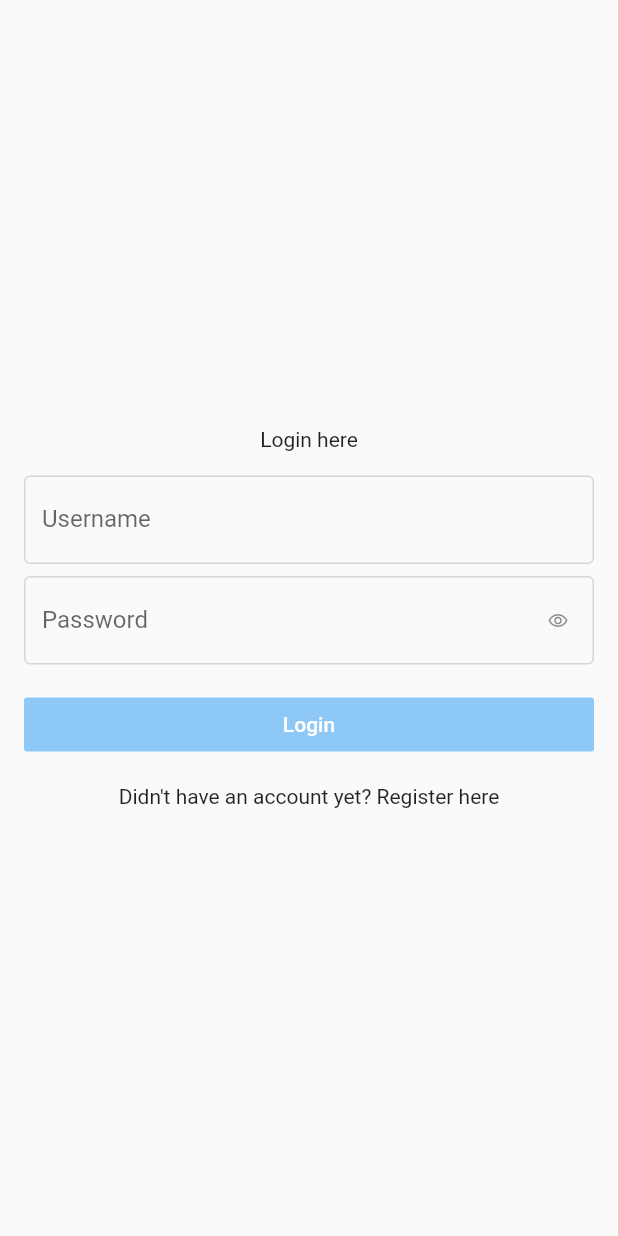
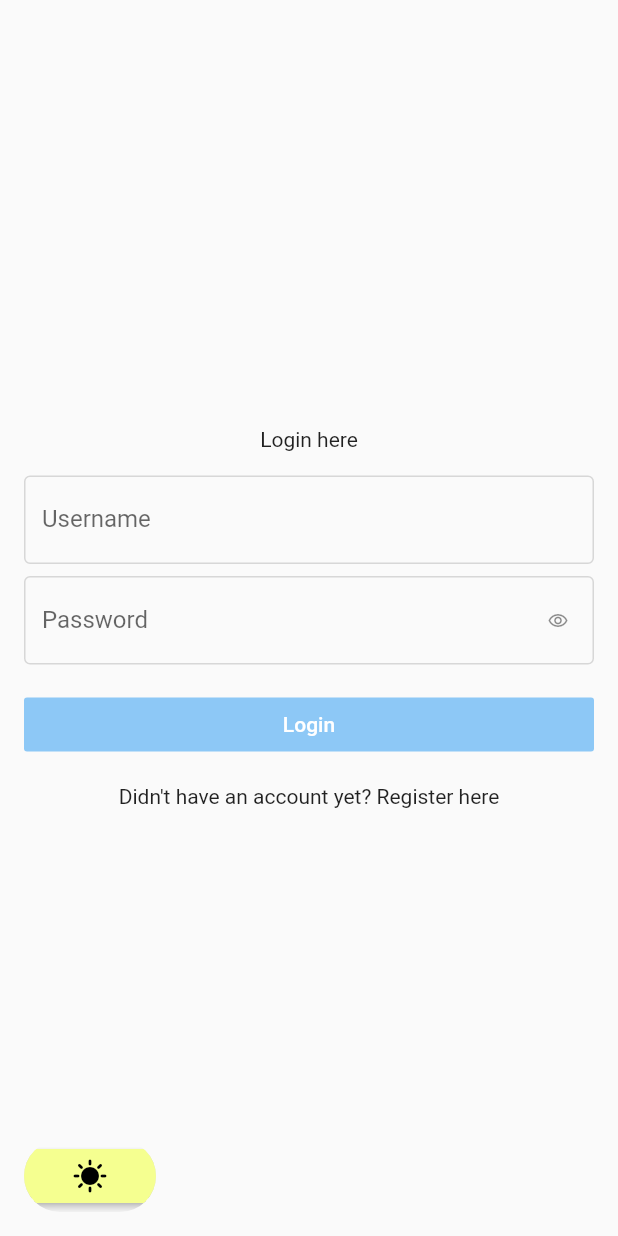
Before and after one commit to blackmenthor/sample-clean-arch, a Flutter app: the screen it shows after launch, on a phone screen of 412 x 824 dp. Run offline on Flutter 3.47's test engine with Material 2 defaults, Android fonts, the phone set to English and light mode, and no system bars; our stand-ins replace bloc, connectivity_plus, dio, fancy_shimmer_image, flutter_bloc, freezed_annotation and 7 more; accounts and stored records are empty; generated files the repository leaves out were written again.

Commit message:
basic functionalities complete

```diff
--- a/lib/app/view/app.dart
+++ b/lib/app/view/app.dart
@@ -5,6 +5,7 @@ import 'package:flutter_clean_arch/app/cubit/state.dart';
 import 'package:flutter_clean_arch/core/di/di.dart';
 import 'package:flutter_clean_arch/core/router/router.dart';
 import 'package:flutter_clean_arch/l10n/l10n.dart';
+import 'package:flutter_clean_arch/ui/extensions/context_extensions.dart';
 import 'package:flutter_clean_arch/ui/theme/theme.dart';
 import 'package:flutter_localizations/flutter_localizations.dart';
 
@@ -15,6 +16,28 @@ class App extends StatelessWidget {
 
   AppTheme get theme => AppTheme();
   final appCubit = locator.get<AppCubit>();
+
+  Widget btn(BuildContext ctx) {
+    return Positioned(
+      left: 16.0,
+      bottom: 16.0,
+      child: ClipRRect(
+        borderRadius: BorderRadius.circular(96),
+        child: IntrinsicWidth(
+          child: MaterialButton(
+            onPressed: () => ctx.read<AppCubit>().toggleTheme(),
+            color: ctx.colors.primary,
+            child: Icon(
+              ctx.isDark
+                  ? Icons.star
+                  : Icons.sunny,
+              color: ctx.colors.onPrimary,
+            ),
+          ),
+        ),
+      ),
+    );
+  }
 
   @override
   Widget build(BuildContext context) {
@@ -38,6 +61,15 @@ class App extends StatelessWidget {
               ],
               supportedLocales: CleanLocalizations.supportedLocales,
               routerConfig: appRouter,
+              builder: (ctx, child) {
+                return Stack(
+                  alignment: Alignment.center,
+                  children: [
+                    child ?? Container(),
+                    btn(ctx),
+                  ],
+                );
+              },
             ),
           );
         },
--- a/lib/core/hive/hive_service.dart
+++ b/lib/core/hive/hive_service.dart
@@ -8,7 +8,6 @@ import 'package:path_provider/path_provider.dart';
 
 final hiveInstance = locator<HiveService>();
 
-// TODO: OPTIMIZE
 final hiveBoxNames = <Type, String>{
   Journal: 'Journal',
 };
--- a/lib/l10n/arb/app_en.arb
+++ b/lib/l10n/arb/app_en.arb
@@ -15,5 +15,6 @@
     "movieListPage": "Movie List Page",
     "noItemsAvailable": "No items available",
     "initializingApp": "Initializing App, please wait...",
-    "systemNotAvailable": "We're sorry, our servers are not available at the moment"
+    "systemNotAvailable": "We're sorry, our servers are not available at the moment",
+    "loginSuccess": "Logged in successfully!"
 }
--- a/lib/l10n/arb/app_es.arb
+++ b/lib/l10n/arb/app_es.arb
@@ -15,5 +15,6 @@
     "movieListPage": "[es] Movie List Page",
     "noItemsAvailable": "[es] No items available",
     "initializingApp": "[es] Initializing App, please wait...",
-    "systemNotAvailable": "[es] We're sorry, our servers are not available at the moment"
+    "systemNotAvailable": "[es] We're sorry, our servers are not available at the moment",
+    "loginSuccess": "[es] Logged in successfully!"
 }
--- a/lib/ui/components/base_loadable_scaffold.dart
+++ b/lib/ui/components/base_loadable_scaffold.dart
@@ -21,6 +21,7 @@ class BaseLoadableScaffold<T, R extends BaseLoadableCubit<T>>
     this.floatingActionButton,
     this.customLoadingWidget,
     this.onRetry,
+    this.appbarActions,
   }) : super(key: key);
 
   final Widget Function(BuildContext, T?)? builder;
@@ -32,11 +33,13 @@ class BaseLoadableScaffold<T, R extends BaseLoadableCubit<T>>
   final Widget? floatingActionButton;
   final Widget? customLoadingWidget;
   final void Function(BuildContext)? onRetry;
+  final List<Widget>? appbarActions;
 
   @override
   Widget build(BuildContext context) {
     return BaseScaffold(
       title: title,
+      appbarActions: appbarActions,
       floatingActionButton: floatingActionButton,
       appBarBottom: appBarBottom == null
           ? null
--- a/lib/ui/components/base_scaffold.dart
+++ b/lib/ui/components/base_scaffold.dart
@@ -9,12 +9,14 @@ class BaseScaffold extends StatelessWidget {
     this.title,
     this.appBarBottom,
     this.floatingActionButton,
+    this.appbarActions,
   }) : super(key: key);
 
   final String? title;
   final PreferredSizeWidget? appBarBottom;
   final Builder builder;
   final Widget? floatingActionButton;
+  final List<Widget>? appbarActions;
 
   bool get withAppbar => title != null || appBarBottom != null;
 
@@ -27,6 +29,7 @@ class BaseScaffold extends StatelessWidget {
             )
           : null,
       bottom: appBarBottom != null ? appBarBottom! : null,
+      actions: appbarActions,
     );
   }
 
--- a/lib/ui/theme/colors.dart
+++ b/lib/ui/theme/colors.dart
@@ -1,4 +1,6 @@
 import 'dart:ui';
+
+import 'package:flutter/material.dart';
 
 class AppColors {
   // light theme
@@ -7,6 +9,7 @@ class AppColors {
   static const Color maximumYellowRed = Color(0xFFFFC15E);
   static const Color orangePeel = Color(0xFFFF9F1C);
   static const Color midnightBlue = Color(0xFF080357);
+  static const Color black = Colors.black;
 
   // dark theme
   static const Color virdianGreen = Color(0xFF379392);
@@ -14,4 +17,5 @@ class AppColors {
   static const Color steelBlue = Color(0xFF4F86C6);
   static const Color blackChocolate = Color(0xFF28231C);
   static const Color darkLiverHorses = Color(0xFF513B3C);
+  static const Color white = Colors.white;
 }
--- a/lib/ui/theme/theme.dart
+++ b/lib/ui/theme/theme.dart
@@ -5,10 +5,10 @@ class AppTheme {
 
   ThemeData get darkTheme => ThemeData(
     colorScheme: ColorScheme(
-      onPrimary: AppColors.virdianGreen,
-      onSecondary: AppColors.phthaloGreen,
-      primary: AppColors.virdianGreen,
-      secondary: AppColors.phthaloGreen,
+      primary: AppColors.orangePeel,
+      onPrimary: AppColors.white,
+      secondary: AppColors.virdianGreen,
+      onSecondary: AppColors.virdianGreen.withOpacity(0.5),
       surface: Colors.grey.withOpacity(0.25),
       onSurface: Colors.grey.withOpacity(0.25),
       background: Colors.black.withOpacity(0.5),
@@ -29,10 +29,10 @@ class AppTheme {
 
   ThemeData get lightTheme => ThemeData(
     colorScheme: ColorScheme(
-      onPrimary: AppColors.teaGreen,
-      onSecondary: AppColors.canary,
-      primary: AppColors.teaGreen,
-      secondary: AppColors.canary,
+      primary: AppColors.canary,
+      onPrimary: AppColors.black,
+      secondary: AppColors.teaGreen,
+      onSecondary: AppColors.teaGreen.withOpacity(0.5),
       surface: Colors.grey.withOpacity(0.25),
       onSurface: Colors.grey.withOpacity(0.25),
       background: Colors.white,
@@ -42,7 +42,7 @@ class AppTheme {
       brightness: Brightness.light,
     ),
     iconTheme: const IconThemeData(
-      color: Colors.black,
+      color: Colors.white,
     ),
     textTheme: const TextTheme(
       headline1: TextStyle(
```
Also changed, not shown: lib/domain/auth/pages/login/view/login_page.dart (+6 -22 lines), lib/domain/journal/journal_list/view/journal_list_page.dart (+21 -0 lines), lib/ui/extensions/context_extensions.dart (+35 -0 lines).
